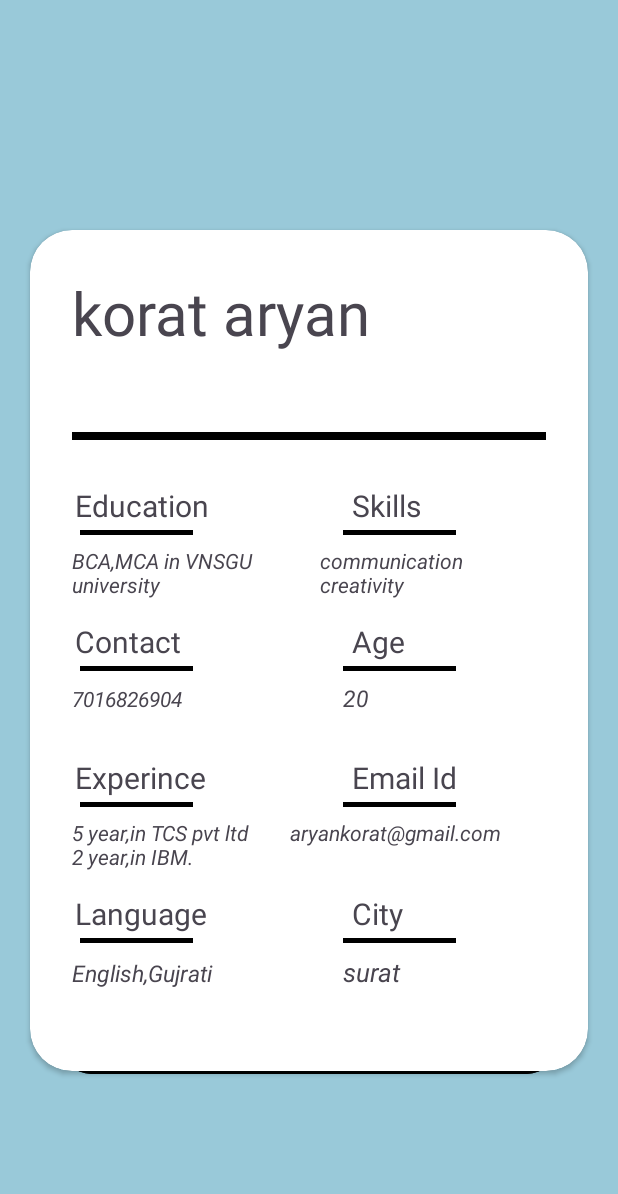
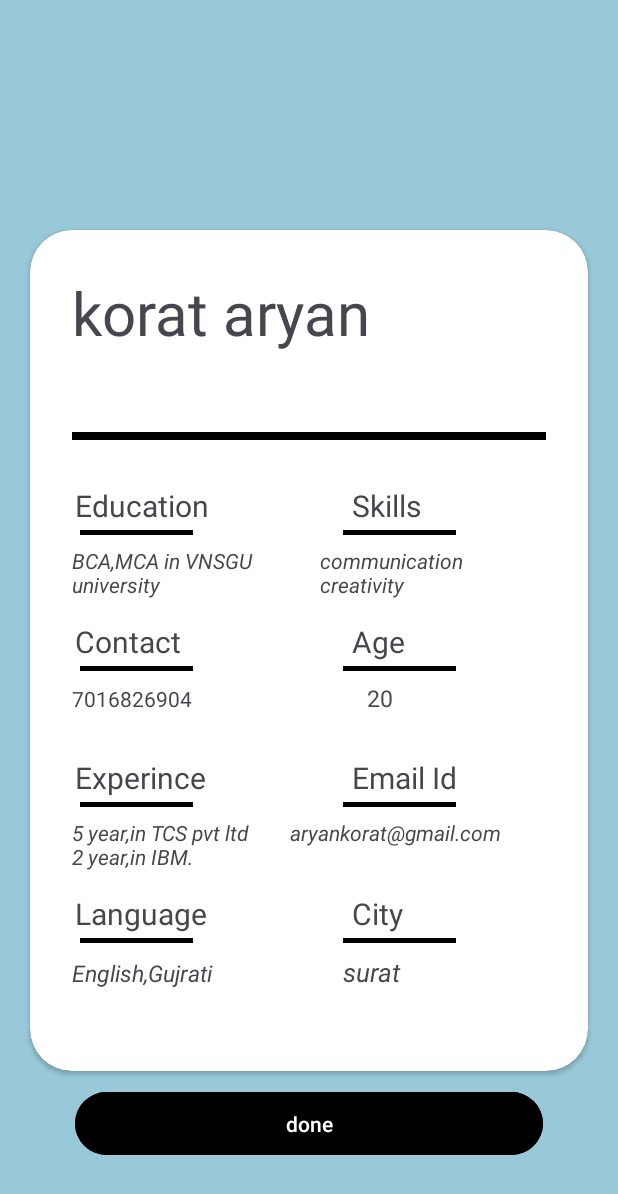
Before and after one commit to korat08/korat, an Android app: the screen4 screen opened directly, with no data from a screen before it, after a tap on "create", on a phone screen of 412 x 824 dp. Shown: the top 1194 px of the screen. Run offline under Robolectric (Android 15) with nearby library versions, the phone set to English and light mode, and no system bars.

Commit message:
redandancy removed

```diff
--- a/app/src/main/java/com/example/demo/screen4.java
+++ b/app/src/main/java/com/example/demo/screen4.java
@@ -1,54 +1,55 @@
 package com.example.demo;
 
-import static android.os.Build.VERSION_CODES.S;
+import static com.example.demo.MainActivity.showToast;
 
-import androidx.appcompat.app.AppCompatActivity;
-
-import android.annotation.SuppressLint;
 import android.content.Intent;
 import android.os.Bundle;
 import android.view.View;
 import android.widget.Button;
 import android.widget.EditText;
 
+import androidx.appcompat.app.AppCompatActivity;
+
 public class screen4 extends AppCompatActivity {
+
+
+    EditText job, experience, education, language, skills, techanical;
+
+    Button create;
+
     @Override
     protected void onCreate(Bundle savedInstanceState) {
         super.onCreate(savedInstanceState);
         setContentView(R.layout.activity_screen4);
 
-        Button create;
-        create=findViewById(R.id.create);
-
-        EditText job,experience,education,language,skills,techanical;
-        job=findViewById(R.id.job);
-        experience=findViewById(R.id.experience);
-        education=findViewById(R.id.education);
-        language=findViewById(R.id.language);
-        skills=findViewById(R.id.skills);
+        create = findViewById(R.id.create);
+        job = findViewById(R.id.job);
+        experience = findViewById(R.id.experience);
+        education = findViewById(R.id.education);
+        language = findViewById(R.id.language);
+        skills = findViewById(R.id.skills);
         techanical = findViewById(R.id.techanical);
 
-        create.setOnClickListener(new View.OnClickListener() {
-            @Override
-            public void onClick(View view) {
 
-                String getjob=job.getText().toString();
-                String getexperience=experience.getText().toString();
-                String geteducation=education.getText().toString();
-                String getlanguage=language.getText().toString();
-                String getskills=skills.getText().toString();
-                String gettechanical=techanical.getText().toString();
+        Intent inext = new Intent(screen4.this, screen5.class);
 
-                Intent inext;
-                inext=new Intent(screen4.this, screen5.class);
-                inext.putExtra("jobt",getjob);
-                inext.putExtra("experiencet",getexperience);
-                inext.putExtra("educationt",geteducation);
-                inext.putExtra("languaget",getlanguage);
-                inext.putExtra("skillst",getskills);
-                inext.putExtra("technicalt",gettechanical);
-                startActivity(inext);
-            }
+        create.setOnClickListener(view -> {
+
+            String getjob = job.getText().toString();
+            String getexperience = experience.getText().toString();
+            String geteducation = education.getText().toString();
+            String getlanguage = language.getText().toString();
+            String getskills = skills.getText().toString();
+            String gettechanical = techanical.getText().toString();
+
+            showToast(getApplicationContext(),"Creating Resume");
+            inext.putExtra("jobt", getjob);
+            inext.putExtra("experiencet", getexperience);
+            inext.putExtra("educationt", geteducation);
+            inext.putExtra("languaget", getlanguage);
+            inext.putExtra("skillst", getskills);
+            inext.putExtra("technicalt", gettechanical);
+            startActivity(inext);
         });
     }
 }
--- a/app/src/main/java/com/example/demo/screen5.java
+++ b/app/src/main/java/com/example/demo/screen5.java
@@ -4,9 +4,7 @@ import androidx.appcompat.app.AppCompatActivity;
 import android.annotation.SuppressLint;
 import android.content.Intent;
 import android.os.Bundle;
-import android.view.View;
 import android.widget.Button;
-import android.widget.EditText;
 import android.widget.TextView;
 public class screen5 extends AppCompatActivity {
 
@@ -25,13 +23,11 @@ public class screen5 extends AppCompatActivity {
         String name=getIntent().getStringExtra("jobt");
         showjob.setText(name);
 
-        done.setOnClickListener(new View.OnClickListener() {
-            @Override
-            public void onClick(View view) {
-                Intent inext=getIntent();
-                inext=new Intent(screen5.this, screen6.class);
-                startActivity(inext);
-            }
+
+        Intent inext = new Intent(screen5.this, screen6.class);
+
+        done.setOnClickListener(view -> {
+            startActivity(inext);
         });
     }
 }
--- a/app/src/main/res/layout/activity_screen5.xml
+++ b/app/src/main/res/layout/activity_screen5.xml
@@ -3,39 +3,42 @@
     xmlns:app="http://schemas.android.com/apk/res-auto"
     xmlns:tools="http://schemas.android.com/tools"
     android:layout_width="match_parent"
+    android:layout_height="match_parent"
     android:background="@color/backcolor"
-    android:layout_height="match_parent"
     tools:context=".screen5">
+
     <Button
         android:id="@+id/done"
-        android:layout_marginTop="670dp"
-        android:layout_marginLeft="40dp"
-        android:layout_marginRight="40dp"
         android:layout_width="match_parent"
         android:layout_height="50dp"
+        android:layout_alignParentBottom="true"
+        android:layout_margin="50dp"
         android:backgroundTint="@color/black"
         android:text="done" />
+
     <androidx.cardview.widget.CardView
         android:id="@+id/card"
         android:layout_width="match_parent"
         android:layout_height="wrap_content"
         android:layout_alignParentBottom="true"
-        app:cardCornerRadius="28dp"
+        android:layout_marginLeft="20dp"
+        android:layout_marginRight="20dp"
         android:layout_marginBottom="110dp"
-        android:layout_marginLeft="20dp"
-        android:layout_marginRight="20dp">
+        app:cardCornerRadius="28dp">
 
         <LinearLayout
             android:layout_width="match_parent"
             android:layout_height="wrap_content"
             android:orientation="vertical"
             android:padding="28dp">
+
             <TextView
                 android:id="@+id/fullname"
                 android:layout_width="match_parent"
                 android:layout_height="wrap_content"
                 android:text="korat aryan"
-                android:textSize="40dp"/>
+                android:textSize="40dp" />
+
             <View
                 android:layout_width="match_parent"
                 android:layout_height="5dp" />
@@ -45,24 +48,27 @@
                 android:layout_width="match_parent"
                 android:layout_height="wrap_content"
                 android:text=" Ux/ui desinger"
-                android:textSize="20dp"/>
+                android:textSize="20dp" />
+
             <View
                 android:layout_width="match_parent"
-                android:layout_height="20dp"/>
+                android:layout_height="20dp" />
+
             <View
                 android:layout_width="match_parent"
                 android:layout_height="5dp"
-                android:background="@color/black"/>
+                android:background="@color/black" />
+
             <View
                 android:layout_width="match_parent"
-                android:layout_height="30dp"/>
+                android:layout_height="30dp" />
+
             <LinearLayout
                 android:layout_width="match_parent"
                 android:layout_height="30dp"
                 android:orientation="horizontal">
 
                 <TextView
-                    android:id="@+id/educations"
                     android:layout_width="100dp"
                     android:layout_height="30dp"
                     android:layout_marginLeft="2dp"
@@ -70,43 +76,48 @@
                     android:textSize="20dp" />
 
                 <TextView
-                    android:id="@+id/skillss"
                     android:layout_width="100dp"
                     android:layout_height="30dp"
+                    android:layout_marginLeft="80dp"
                     android:text=" Skills"
-                    android:layout_marginLeft="80dp"
-                    android:textSize="20dp"/>
+                    android:textSize="20dp" />
             </LinearLayout>
 
             <LinearLayout
                 android:layout_width="match_parent"
                 android:layout_height="5dp">
+
                 <View
                     android:layout_width="75dp"
                     android:layout_height="3dp"
                     android:layout_marginLeft="5dp"
-                    android:background="@color/black"/>
+                    android:background="@color/black" />
+
                 <View
                     android:layout_width="75dp"
                     android:layout_height="3dp"
                     android:layout_marginLeft="100dp"
-                    android:background="@color/black"/>
+                    android:background="@color/black" />
             </LinearLayout>
+
             <View
                 android:layout_width="match_parent"
-                android:layout_height="5dp"/>
+                android:layout_height="5dp" />
+
             <LinearLayout
                 android:layout_width="match_parent"
                 android:layout_height="50dp"
                 android:orientation="horizontal">
 
                 <TextView
+                    android:id="@+id/educations"
                     android:layout_width="125dp"
                     android:layout_height="40dp"
                     android:text="BCA,MCA in VNSGU university"
-                    android:textStyle="italic"/>
+                    android:textStyle="italic" />
 
                 <TextView
+                    android:id="@+id/skillss"
                     android:layout_width="125dp"
                     android:layout_height="40dp"
                     android:layout_marginLeft="40dp"
@@ -115,174 +126,196 @@
                     android:textStyle="italic" />
 
             </LinearLayout>
+
             <LinearLayout
                 android:layout_width="match_parent"
                 android:layout_height="30dp"
                 android:orientation="horizontal">
+
                 <TextView
-                    android:id="@+id/educations"
                     android:layout_width="100dp"
                     android:layout_height="30dp"
+                    android:layout_marginLeft="2dp"
                     android:text="Contact"
-                    android:layout_marginLeft="2dp"
-                    android:textSize="20dp"/>
+                    android:textSize="20dp" />
+
                 <TextView
-                    android:id="@+id/skillss"
                     android:layout_width="100dp"
                     android:layout_height="30dp"
+                    android:layout_marginLeft="80dp"
                     android:text=" Age"
-                    android:layout_marginLeft="80dp"
-                    android:textSize="20dp"/>
+                    android:textSize="20dp" />
             </LinearLayout>
 
             <LinearLayout
                 android:layout_width="match_parent"
                 android:layout_height="5dp">
+
                 <View
                     android:layout_width="75dp"
                     android:layout_height="3dp"
                     android:layout_marginLeft="5dp"
-                    android:background="@color/black"/>
+                    android:background="@color/black" />
+
                 <View
                     android:layout_width="75dp"
                     android:layout_height="3dp"
                     android:layout_marginLeft="100dp"
-                    android:background="@color/black"/>
+                    android:background="@color/black" />
             </LinearLayout>
+
             <View
                 android:layout_width="match_parent"
-                android:layout_height="5dp"/>
+                android:layout_height="5dp" />
+
             <LinearLayout
                 android:layout_width="match_parent"
                 android:layout_height="50dp"
                 android:orientation="horizontal">
 
                 <TextView
-                    android:layout_width="125dp"
+                    android:id="@+id/phoneno"
+                    android:layout_width="100dp"
                     android:layout_height="40dp"
-                    android:text="7016826904"
-                    android:textStyle="italic"/>
+                    android:text="7016826904" />
 
                 <TextView
-                    android:layout_width="125dp"
+                    android:id="@+id/age"
+                    android:layout_width="100dp"
                     android:layout_height="40dp"
                     android:layout_marginLeft="55dp"
+                    android:gravity="center|top"
                     android:text="20"
-                    android:textSize="15dp"
-                    android:textStyle="italic" />
+                    android:textSize="15dp" />
 
             </LinearLayout>
+
             <LinearLayout
                 android:layout_width="match_parent"
                 android:layout_height="30dp"
                 android:orientation="horizontal">
+
                 <TextView
-                    android:id="@+id/educations"
                     android:layout_width="100dp"
                     android:layout_height="30dp"
+                    android:layout_marginLeft="2dp"
                     android:text="Experince"
-                    android:layout_marginLeft="2dp"
-                    android:textSize="20dp"/>
+                    android:textSize="20dp" />
+
                 <TextView
-                    android:id="@+id/skillss"
                     android:layout_width="100dp"
                     android:layout_height="30dp"
+                    android:layout_marginLeft="80dp"
                     android:text=" Email Id"
-                    android:layout_marginLeft="80dp"
-                    android:textSize="20dp"/>
+                    android:textSize="20dp" />
             </LinearLayout>
 
             <LinearLayout
                 android:layout_width="match_parent"
                 android:layout_height="5dp">
+
                 <View
                     android:layout_width="75dp"
                     android:layout_height="3dp"
                     android:layout_marginLeft="5dp"
-                    android:background="@color/black"/>
+                    android:background="@color/black" />
+
                 <View
                     android:layout_width="75dp"
                     android:layout_height="3dp"
                     android:layout_marginLeft="100dp"
-                    android:background="@color/black"/>
+                    android:background="@color/black" />
             </LinearLayout>
+
             <View
                 android:layout_width="match_parent"
-                android:layout_height="5dp"/>
+                android:layout_height="5dp" />
+
             <LinearLayout
                 android:layout_width="match_parent"
                 android:layout_height="50dp"
                 android:orientation="horizontal">
 
                 <TextView
+                    android:id="@+id/experience"
                     android:layout_width="125dp"
                     android:layout_height="40dp"
                     android:text="5 year,in TCS pvt ltd
                                     2 year,in IBM."
-                    android:textStyle="italic"/>
+                    android:textStyle="italic" />
+
                 <TextView
+                    android:id="@+id/email"
                     android:layout_width="150dp"
                     android:layout_height="40dp"
+                    android:layout_marginLeft="20dp"
                     android:text="aryankorat@gmail.com"
-                    android:layout_marginLeft="20dp"
-                    android:textStyle="italic"/>
+                    android:textStyle="italic" />
 
             </LinearLayout>
+
             <LinearLayout
                 android:layout_width="match_parent"
                 android:layout_height="30dp"
                 android:orientation="horizontal">
+
                 <TextView
-                    android:id="@+id/educations"
                     android:layout_width="100dp"
                     android:layout_height="30dp"
+                    android:layout_marginLeft="2dp"
                     android:text="Language"
-                    android:layout_marginLeft="2dp"
-                    android:textSize="20dp"/>
+                    android:textSize="20dp" />
+
                 <TextView
-                    android:id="@+id/skillss"
                     android:layout_width="100dp"
                     android:layout_height="30dp"
+                    android:layout_marginLeft="80dp"
                     android:text=" City"
-                    android:layout_marginLeft="80dp"
-                    android:textSize="20dp"/>
+                    android:textSize="20dp" />
             </LinearLayout>
 
             <LinearLayout
                 android:layout_width="match_parent"
                 android:layout_height="5dp">
+
                 <View
                     android:layout_width="75dp"
                     android:layout_height="3dp"
                     android:layout_marginLeft="5dp"
-                    android:background="@color/black"/>
+                    android:background="@color/black" />
+
                 <View
                     android:layout_width="75dp"
                     android:layout_height="3dp"
                     android:layout_marginLeft="100dp"
-                    android:background="@color/black"/>
+                    android:background="@color/black" />
             </LinearLayout>
+
             <View
                 android:layout_width="match_parent"
-                android:layout_height="5dp"/>
+                android:layout_height="5dp" />
+
             <LinearLayout
                 android:layout_width="match_parent"
                 android:layout_height="50dp"
                 android:orientation="horizontal">
 
                 <TextView
+                    android:id="@+id/language"
                     android:layout_width="125dp"
                     android:layout_height="40dp"
+                    android:text="English,Gujrati"
                     android:textSize="15dp"
-                    android:text="English,Gujrati"
-                    android:textStyle="italic"/>
+                    android:textStyle="italic" />
+
                 <TextView
+                    android:id="@+id/city"
                     android:layout_width="125dp"
                     android:layout_height="40dp"
+                    android:layout_marginLeft="55dp"
                     android:text="surat"
                     android:textSize="17dp"
-                    android:layout_marginLeft="55dp"
-                    android:textStyle="italic"/>
+                    android:textStyle="italic" />
 
             </LinearLayout>
 
```
Also changed, not shown: app/src/main/java/com/example/demo/MainActivity.java (+19 -14 lines), app/src/main/java/com/example/demo/screen2.java (+25 -24 lines), app/src/main/java/com/example/demo/screen3.java (+9 -12 lines).
